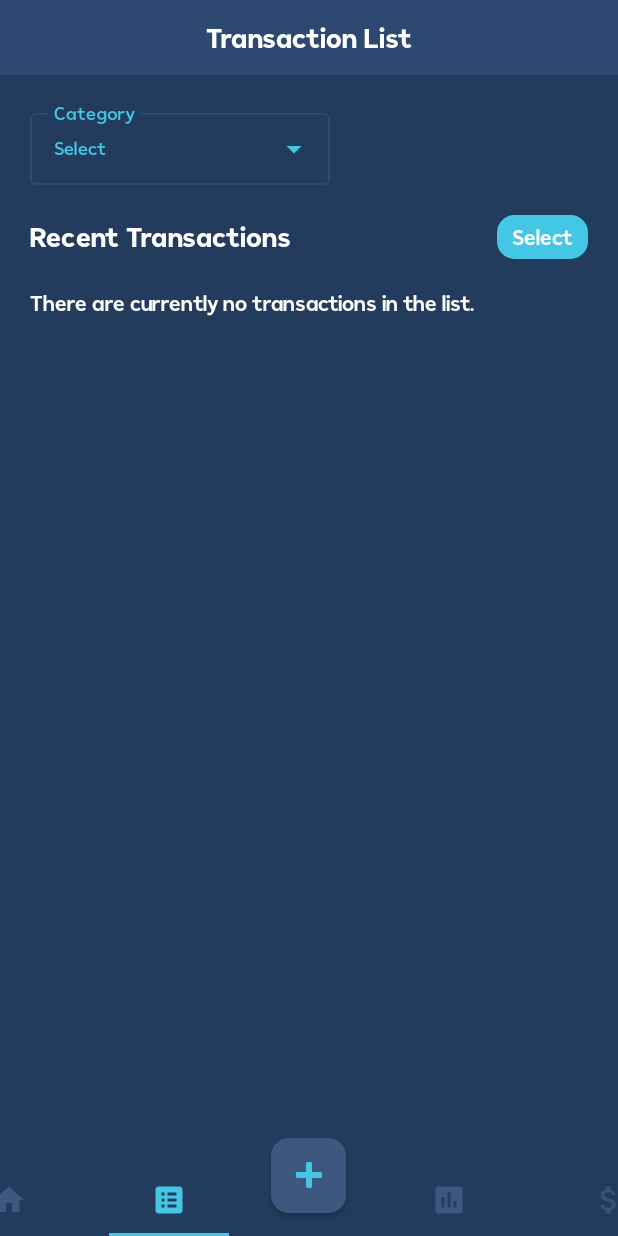
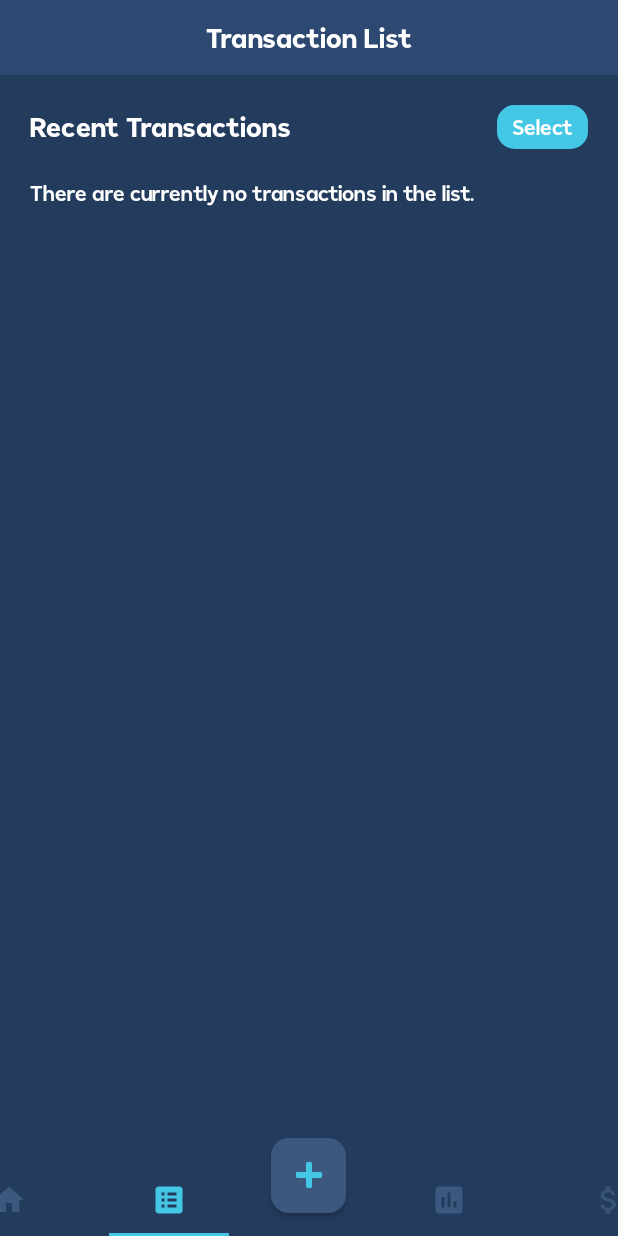
Before and after one commit to justin-medeiros/IBudget---Budgeting-App, an Android app: the screen it shows after launch once a user with an empty profile is signed in (MainActivity), item 2 of the bottom bar chosen, on a phone screen of 412 x 824 dp. Run offline under Robolectric (Android 15) with nearby library versions, the phone set to English and light mode, and no system bars; our stand-ins replace Firebase (no records; nobody signed in at launch, a user with empty details on screens opened directly), data binding; libraries missing offline, so code that uses them is left out: com.github.mikephil.charting; 4 statements that could not run were skipped.

Commit message:
Removed category drop down in transactions list

```diff
--- a/app/src/main/java/com/example/app_expenses/fragments/TransactionListFragment.kt
+++ b/app/src/main/java/com/example/app_expenses/fragments/TransactionListFragment.kt
@@ -31,9 +31,6 @@ class TransactionListFragment: Fragment() {
         transactionViewModel = ViewModelProvider(requireActivity())[TransactionsViewModel::class.java]
         transactionViewModel.getMyTransactions()
 
-        val categoriesArray = resources.getStringArray(R.array.categories)
-        val arrayAdapter = ArrayAdapter(requireContext(), R.layout.dropdown_item, categoriesArray)
-
         transactionViewModel.getMyTransactionsLiveData().observe(viewLifecycleOwner){ transactionsList ->
             if(transactionsList.isEmpty()){
                 fragmentTransactionListBinding.rvTransactionList.visibility = View.GONE
@@ -43,7 +40,6 @@ class TransactionListFragment: Fragment() {
             }
         }
 
-        fragmentTransactionListBinding.tvAutoCompleteTransactionList.setAdapter(arrayAdapter)
         val myLinearLayoutManager = object : LinearLayoutManager(requireContext()) {
             override fun canScrollVertically(): Boolean {
                 return false
--- a/app/src/main/res/layout/fragment_transaction_list.xml
+++ b/app/src/main/res/layout/fragment_transaction_list.xml
@@ -34,39 +34,6 @@
                     />
 
             </androidx.constraintlayout.widget.ConstraintLayout>
-
-            <com.google.android.material.textfield.TextInputLayout
-                style="@style/Widget.MaterialComponents.TextInputLayout.OutlinedBox.ExposedDropdownMenu"
-                android:id="@+id/dropDownMenuTransactionList"
-                android:layout_width="200dp"
-                android:layout_height="wrap_content"
-                app:boxStrokeColor="@color/foreground_primary"
-                app:boxBackgroundColor="@android:color/transparent"
-                android:textColorHint="@color/foreground_primary"
-                android:background="@android:color/transparent"
-                app:hintTextColor="@color/foreground_primary"
-                android:layout_marginLeft="20dp"
-                android:layout_marginTop="20dp"
-                app:endIconTint="@color/foreground_primary">
-
-                <com.google.android.material.textfield.MaterialAutoCompleteTextView
-                    android:id="@+id/tvAutoCompleteTransactionList"
-                    android:layout_width="match_parent"
-                    android:layout_height="match_parent"
-                    app:boxBackgroundColor="@android:color/transparent"
-                    app:hintTextColor="@color/foreground_primary"
-                    android:textColorHint="@color/foreground_primary"
-                    android:layout_weight="1"
-                    android:paddingTop="16dp"
-                    android:paddingBottom="16dp"
-                    android:text="Select"
-                    android:hint="Category"
-                    android:fontFamily="@font/figerona_medium"
-                    android:inputType="none"
-                    android:textSize="12sp"
-                    android:textColor="@color/foreground_primary" />
-
-            </com.google.android.material.textfield.TextInputLayout>
 
             <RelativeLayout
                 android:layout_width="wrap_content"
--- a/app/src/main/res/values/strings.xml
+++ b/app/src/main/res/values/strings.xml
@@ -25,14 +25,4 @@
     <string name="password_requirement">* Password must be at least 6 characters long and contain at least a capital letter, a lowercase letter, a character and a number.</string>
     <string name="budget_amount_requirement">* Budget amount must have 2 numbers after the decimal.</string>
     <string name="confirm_signout">Are you sure you want to sign out?</string>
-
-    <string-array name="categories">
-        <item>All</item>
-        <item>Groceries</item>
-        <item>Entertainment</item>
-        <item>Transportation</item>
-        <item>Subscriptions</item>
-        <item>Bills</item>
-        <item>Personal Spending</item>
-    </string-array>
 </resources>
```
